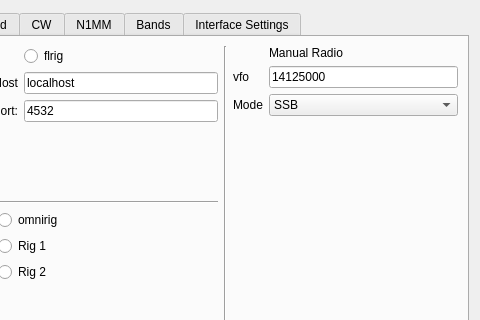
Before: the Qt Designer form qsourcelogger/data/configuration.ui in kyleboyle/not1mm, drawn with Qt 5; both pictures show x 270 to 750 and y 0 to 320 of the 750 by 409 pixel window.
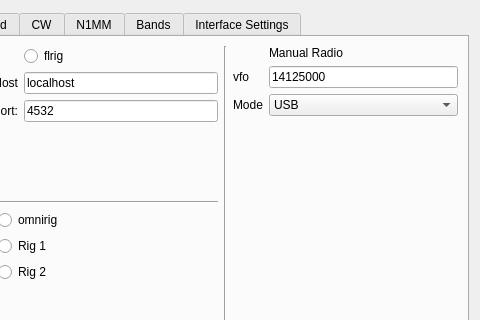
After: the same form once the commit is applied.

The edit to the form file:
```diff
--- a/qsourcelogger/data/configuration.ui
+++ b/qsourcelogger/data/configuration.ui
@@ -390,7 +390,12 @@
            </property>
            <item>
             <property name="text">
-             <string>SSB</string>
+             <string>USB</string>
+            </property>
+           </item>
+           <item>
+            <property name="text">
+             <string>LSB</string>
             </property>
            </item>
            <item>
```
